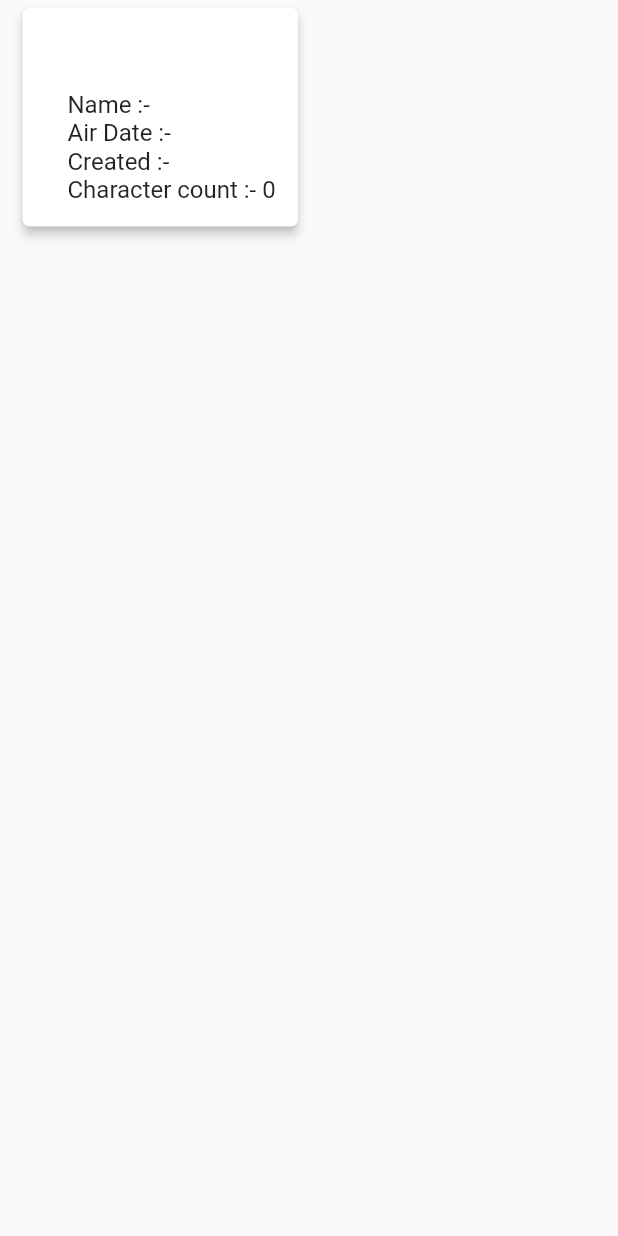
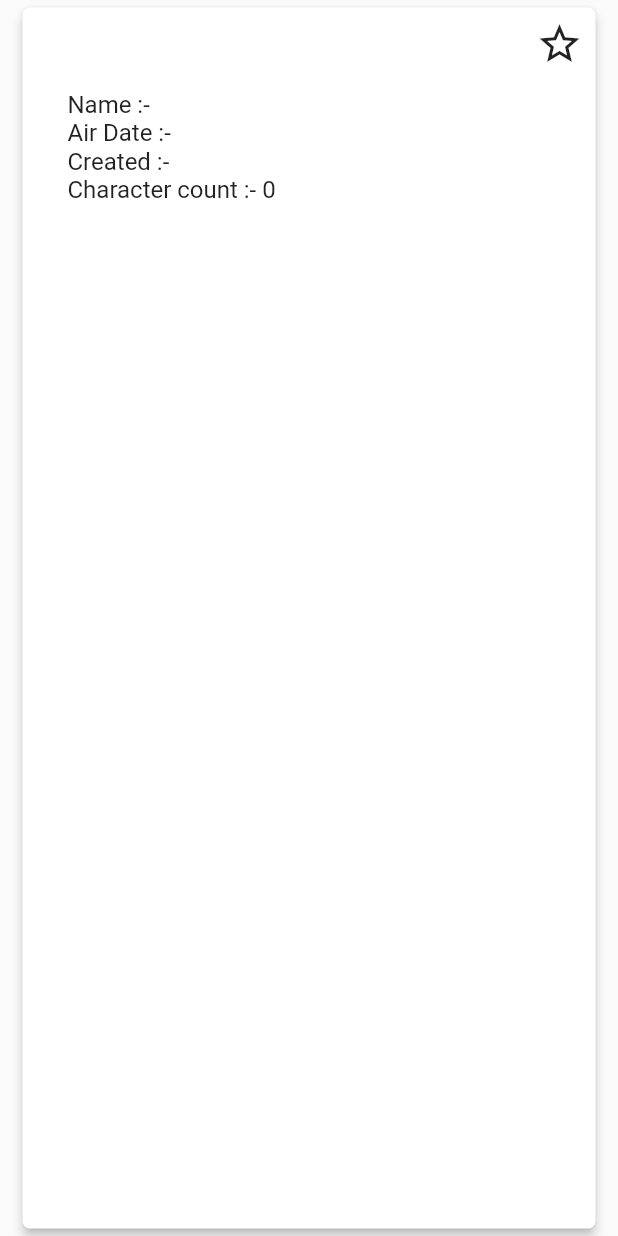
Before and after one commit to Mikiyas721/rnm, a Flutter app: the EpisodeDisplay widget shown alone on an empty page, opened directly with empty values, on a phone screen of 412 x 824 dp. Run offline on Flutter 3.47's test engine with Material 2 defaults, Android fonts, the phone set to English and light mode, and no system bars; our stand-ins replace graphql_flutter, sqflite, toast; missing offline and left inert: image_downloader; accounts and stored records are empty; network calls fail; statements that could not run were skipped.

```diff
--- a/lib/main.dart
+++ b/lib/main.dart
@@ -1,9 +1,11 @@
 import 'package:flutter/material.dart';
 import 'package:graphql_flutter/graphql_flutter.dart';
+import 'package:ricknmorty/data/databaseManager.dart';
 import './ui/pages/homePage.dart';
 
 void main() {
   WidgetsFlutterBinding.ensureInitialized();
+  DatabaseManager.createTables();
   runApp(MyApp());
 }
 
--- a/lib/ui/pages/homePage.dart
+++ b/lib/ui/pages/homePage.dart
@@ -1,4 +1,5 @@
 import 'package:flutter/material.dart';
+import 'package:ricknmorty/data/databaseManager.dart';
 import '../widgets/myTab.dart';
 
 class HomePage extends StatefulWidget {
--- a/lib/ui/widgets/episodeDisplay.dart
+++ b/lib/ui/widgets/episodeDisplay.dart
@@ -1,21 +1,36 @@
 import 'package:flutter/material.dart';
+import '../../data/databaseManager.dart';
 
-class EpisodeDisplay extends StatelessWidget {
+class EpisodeDisplay extends StatefulWidget {
   final String id;
   final String name;
   final String airDate;
   final String episode;
   final String created;
   final int characters;
+  final selected;
 
-  EpisodeDisplay({
-    @required this.id,
+  EpisodeDisplay(
+      {@required this.id,
       @required this.name,
       @required this.airDate,
       @required this.episode,
       @required this.created,
       @required this.characters,
-  });
+      this.selected = false});
+
+  @override
+  _EpisodeDisplayState createState() => _EpisodeDisplayState();
+}
+
+class _EpisodeDisplayState extends State<EpisodeDisplay> {
+  bool isIconSelected;
+
+  @override
+  void initState() {
+    isIconSelected = widget.selected;
+    super.initState();
+  }
 
   @override
   Widget build(BuildContext context) {
@@ -23,20 +38,42 @@ class EpisodeDisplay extends StatelessWidget {
       elevation: 3,
       margin: EdgeInsets.only(left: 15, right: 15, top: 5, bottom: 5),
       shape: RoundedRectangleBorder(borderRadius: BorderRadius.circular(5)),
-      child: Container(
+      child: Stack(
+        children: [
+          Align(
+              alignment: Alignment.topRight,
+              child: IconButton(
+                  icon: isIconSelected
+                      ? Icon(
+                          Icons.star,
+                          size: 32,
+                          color: Colors.yellow,
+                        )
+                      : Icon(Icons.star_border, size: 32),
+                  onPressed: () {
+                    setState(() {
+                      isIconSelected = !isIconSelected;
+                      isIconSelected
+                          ? DatabaseManager.addFavouriteCharacter(widget.id)
+                          : DatabaseManager.deleteCharacter(widget.id);
+                    });
+                  })),
+          Container(
             padding: EdgeInsets.only(left: 30, right: 15, top: 15, bottom: 15),
             child: Column(
               mainAxisSize: MainAxisSize.min,
               mainAxisAlignment: MainAxisAlignment.center,
               crossAxisAlignment: CrossAxisAlignment.start,
               children: [
-            Text(episode, style: TextStyle(fontSize: 18, fontWeight: FontWeight.bold)),
-            Text('\nName :- $name', style: TextStyle(fontSize: 16)),
-            Text('Air Date :- $airDate', style: TextStyle(fontSize: 16)),
-            Text('Created :- $created', style: TextStyle(fontSize: 16)),
-            Text('Character count :- $characters', style: TextStyle(fontSize: 16))
+                Text(widget.episode, style: TextStyle(fontSize: 18, fontWeight: FontWeight.bold)),
+                Text('\nName :- ${widget.name}', style: TextStyle(fontSize: 16)),
+                Text('Air Date :- ${widget.airDate}', style: TextStyle(fontSize: 16)),
+                Text('Created :- ${widget.created}', style: TextStyle(fontSize: 16)),
+                Text('Character count :- ${widget.characters}', style: TextStyle(fontSize: 16))
               ],
             ),
+          )
+        ],
       ),
     );
   }
--- a/lib/ui/widgets/myTab.dart
+++ b/lib/ui/widgets/myTab.dart
@@ -7,8 +7,9 @@ import 'characterDisplay.dart';
 class MyTab extends StatelessWidget {
   final String type;
   final String query;
+  final List<Map<String, dynamic >> ids;
 
-  MyTab({@required this.type, @required this.query});
+  MyTab({@required this.type, @required this.query,@required this.ids});
 
   @override
   Widget build(BuildContext context) {
@@ -29,6 +30,7 @@ class MyTab extends StatelessWidget {
                     imageUrl: result.data['characters']['results'][index]['image'],
                     name: result.data['characters']['results'][index]['name'],
                     gender: result.data['characters']['results'][index]['gender'],
+                    selected: ids.contains({'id': result.data['characters']['results'][index]['id']}),
                   );
                 else if (type == "Location")
                   return LocationDisplay(
@@ -38,6 +40,7 @@ class MyTab extends StatelessWidget {
                     dimension: result.data['locations']['results'][index]['dimension'],
                     created: result.data['locations']['results'][index]['created'],
                     residents: result.data['locations']['results'][index]['residents'].length,
+                    selected: ids.contains({'id': result.data['locations']['results'][index]['id']}),
                   );
                 else
                   return EpisodeDisplay(
@@ -47,6 +50,7 @@ class MyTab extends StatelessWidget {
                     episode: result.data['episodes']['results'][index]['episode'],
                     created: result.data['episodes']['results'][index]['created'],
                     characters: result.data['episodes']['results'][index]['characters'].length,
+                    selected: ids.contains({'id': result.data['episodes']['results'][index]['id']}),
                   );
               },
               itemCount: getItemCount(result));
--- a/pubspec.yaml
+++ b/pubspec.yaml
@@ -32,6 +32,7 @@ dependencies:
   flutter_search_bar: ^2.1.0
   image_downloader: ^0.20.1
   toast: ^0.1.5
+  sqflite: ^1.3.1+2
 
 dev_dependencies:
   flutter_test:
```
Also changed, not shown: lib/data/databaseManager.dart (added, +74 -0 lines), lib/ui/widgets/characterDisplay.dart (+47 -9 lines), lib/ui/widgets/locationDisplay.dart (+47 -10 lines), pubspec.lock. Lines whose indentation alone changed are shown as unchanged.
